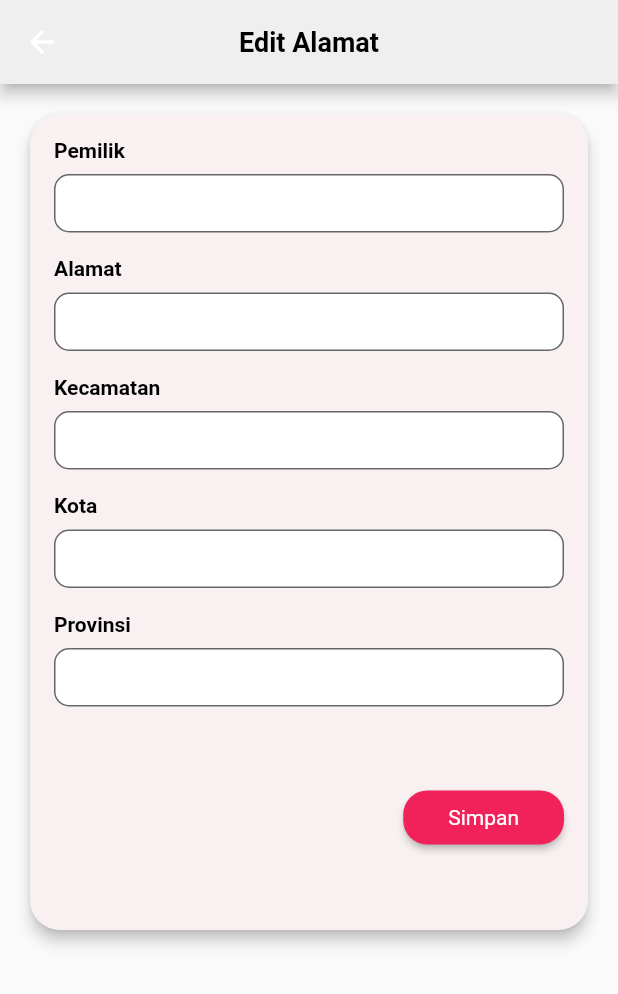
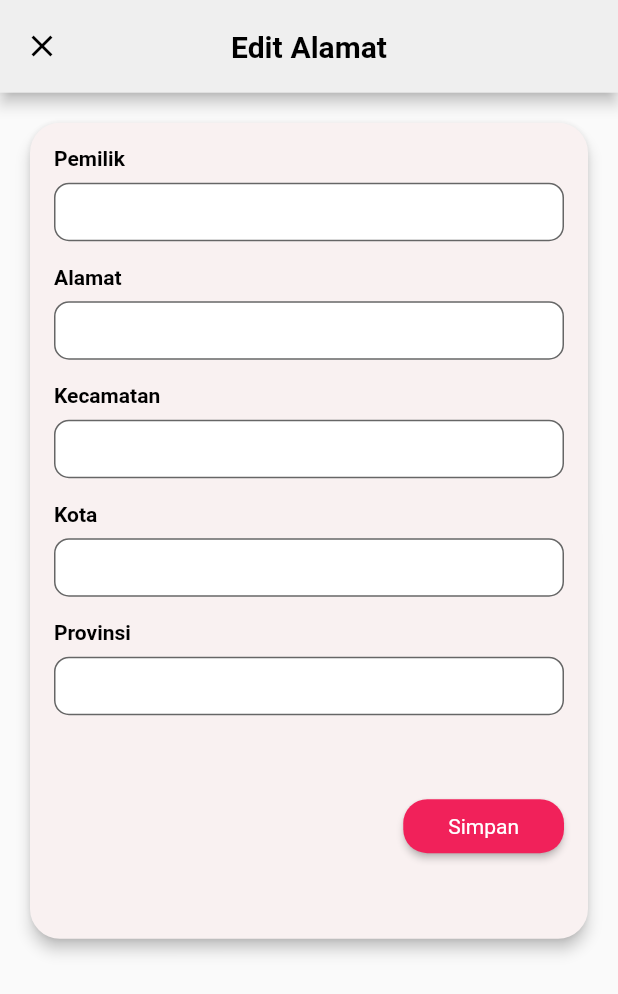
Before and after one commit to gebyginting/Sakura-App, a Flutter app: the HalamanAlamat screen opened directly, after a tap on "Ubah", on a phone screen of 412 x 824 dp. Shown: the top 994 px of the screen. Run offline on Flutter 3.47's test engine with Material 2 defaults, Android fonts, the phone set to English and light mode, and no system bars; our stand-ins replace dropdown_button2, font_awesome_flutter, get, google_fonts, image_picker, signature; missing offline and left inert: flutter_barcode_scanner.

Commit message:
tambah-tambah perbaikan

```diff
--- a/sakura_app/lib/Components/Profile&Logout.dart
+++ b/sakura_app/lib/Components/Profile&Logout.dart
@@ -373,7 +373,8 @@ class _ProfiledlogoutState extends State<Profiledlogout> {
                                                   EdgeInsets.only(right: 20),
                                               child: OutlinedButton(
                                                 onPressed: () {
-                                                  Navigator.pop(context);
+                                                  Navigator.popUntil(context,
+                                                      (route) => route.isFirst);
                                                 },
                                                 style: OutlinedButton.styleFrom(
                                                   shape: RoundedRectangleBorder(
--- a/sakura_app/lib/main.dart
+++ b/sakura_app/lib/main.dart
@@ -6,6 +6,7 @@ import 'package:sakura_app/provider/adduserkasbon.dart';
 import 'package:sakura_app/provider/myProvider.dart';
 import 'package:sakura_app/provider/user.dart';
 import 'package:sakura_app/routes/routes.dart';
+import 'package:sakura_app/widgets/bottomNavbar.dart';
 
 void main() {
   runApp(MultiProvider(
@@ -37,7 +38,7 @@ class MyApp extends StatelessWidget {
       theme: ThemeData(
         backgroundColor: Colors.white,
       ),
-      home: SplashScreen(),
+      home: MyBottomNavbar(),
     );
   }
 }
--- a/sakura_app/lib/reusableWidgets/myAppbar.dart
+++ b/sakura_app/lib/reusableWidgets/myAppbar.dart
@@ -2,8 +2,9 @@ import 'package:flutter/material.dart';
 import 'package:google_fonts/google_fonts.dart';
 
 class MyAppBar extends StatelessWidget implements PreferredSizeWidget {
-  const MyAppBar({required this.title});
+  const MyAppBar({required this.title, required this.iconback});
   final String title;
+  final bool iconback;
 
   @override
   Widget build(BuildContext context) {
@@ -12,6 +13,15 @@ class MyAppBar extends StatelessWidget implements PreferredSizeWidget {
       iconTheme: IconThemeData(
         color: Colors.black, // <-- SEE HERE
       ),
+      leading: iconback
+          ? IconButton(
+              onPressed: () {
+                Navigator.pop(context);
+              },
+              icon: Image.asset('assets/backIcon.png'),
+              iconSize: 10,
+            )
+          : null,
       title: Text(
         title,
         style: GoogleFonts.notoSansThai(
@@ -21,7 +31,7 @@ class MyAppBar extends StatelessWidget implements PreferredSizeWidget {
         ),
       ),
       centerTitle: true,
-      toolbarHeight: myHeight * 0.09,
+      toolbarHeight: myHeight * 0.8,
       backgroundColor: Color.fromRGBO(239, 239, 239, 1),
     );
   }
--- a/sakura_app/lib/routes/routes.dart
+++ b/sakura_app/lib/routes/routes.dart
@@ -1,5 +1,4 @@
 import 'package:get/get.dart';
-import 'package:sakura_app/widgets/HalamanKasbon.dart';
 import 'package:sakura_app/Components/Halaman_Kasbon.dart';
 import 'package:sakura_app/widgets/dashboard.dart';
 import '../Components/Tambah_Barang.dart';
@@ -10,6 +9,7 @@ class AppPage {
   static List<GetPage> routes = [
     GetPage(name: navbar, page: () => const MyBottomNavbar()),
     GetPage(name: home, page: () => const DashboardPage()),
+    GetPage(name: kasbon, page: () => const HalamanKasbon()),
     GetPage(name: add, page: () => const TambahBarang()),
     GetPage(name: history, page: () => const HistoryPage()),
   ];
--- a/sakura_app/lib/widgets/alamat.dart
+++ b/sakura_app/lib/widgets/alamat.dart
@@ -1,6 +1,7 @@
 import 'package:flutter/material.dart';
 import 'package:google_fonts/google_fonts.dart';
 import 'package:provider/provider.dart';
+import 'package:sakura_app/reusableWidgets/myAppbar.dart';
 import 'package:sakura_app/widgets/ubahalamat.dart';
 import '../provider/myProvider.dart';
 
@@ -23,18 +24,7 @@ class _HalamanAlamatState extends State<HalamanAlamat> {
     final alamat = alamatProvider.alamat;
 
     return Scaffold(
-      appBar: AppBar(
-        title: Text(
-          'Alamat',
-          style: TextStyle(
-            fontSize: 18,
-            fontWeight: FontWeight.bold,
-            color: Colors.black,
-          ),
-        ),
-        centerTitle: true,
-        backgroundColor: Color.fromRGBO(239, 239, 239, 1),
-      ),
+      appBar: MyAppBar(title: 'Alamat', iconback: true),
       body: Align(
         alignment: AlignmentDirectional.topCenter,
         child: Card(
@@ -106,7 +96,8 @@ class _HalamanAlamatState extends State<HalamanAlamat> {
                             Navigator.push(
                                 context,
                                 MaterialPageRoute(
-                                    builder: (context) => UbahAlamatPage()));
+                                    builder: (context) => UbahAlamatPage(),
+                                    fullscreenDialog: true));
                           },
                           child: Text(
                             'Ubah',
--- a/sakura_app/lib/widgets/detailBarang.dart
+++ b/sakura_app/lib/widgets/detailBarang.dart
@@ -23,7 +23,10 @@ class _DetailBarangScreenState extends State<DetailBarangScreen> {
     var prov = Provider.of<AllBarang>(context, listen: false);
 
     return Scaffold(
-      appBar: MyAppBar(title: 'Rincian Barang'),
+      appBar: MyAppBar(
+        title: 'Rincian Barang',
+        iconback: true,
+      ),
       body: Align(
         alignment: Alignment.topCenter,
         child: Card(
--- a/sakura_app/lib/widgets/detailKasbon.dart
+++ b/sakura_app/lib/widgets/detailKasbon.dart
@@ -23,7 +23,10 @@ class _DetailKasbonState extends State<DetailKasbon> {
     final myWidth = MediaQuery.of(context).size.width;
 
     return Scaffold(
-      appBar: MyAppBar(title: 'Detail Kasbon'),
+      appBar: MyAppBar(
+        title: 'Detail Kasbon',
+        iconback: true,
+      ),
       body: Align(
         alignment: AlignmentDirectional.topCenter,
         child: Card(
--- a/sakura_app/lib/widgets/history.dart
+++ b/sakura_app/lib/widgets/history.dart
@@ -31,7 +31,6 @@ class _HistoryPageState extends State<HistoryPage> {
     color: Color.fromRGBO(0, 0, 0, 1),
   );
 
-
   @override
   Widget build(BuildContext context) {
     final myHeight = MediaQuery.of(context).size.height;
@@ -39,7 +38,10 @@ class _HistoryPageState extends State<HistoryPage> {
     var filter = Provider.of<HistoryFilter>(context);
 
     return Scaffold(
-      appBar: MyAppBar(title: 'Riwayat'),
+      appBar: MyAppBar(
+        title: 'Riwayat',
+        iconback: false,
+      ),
       body: Center(
         child: Column(
           crossAxisAlignment: CrossAxisAlignment.start,
--- a/sakura_app/lib/widgets/ubahalamat.dart
+++ b/sakura_app/lib/widgets/ubahalamat.dart
@@ -25,19 +25,25 @@ class _UbahAlamatPageState extends State<UbahAlamatPage> {
 
   @override
   Widget build(BuildContext context) {
+    final myHeight = MediaQuery.of(context).size.height;
+
     return ChangeNotifierProvider(
       create: (_) => EditAlamat(),
       child: Scaffold(
         appBar: AppBar(
+          iconTheme: IconThemeData(
+            color: Colors.black, //
+          ),
           title: Text(
             'Edit Alamat',
-            style: TextStyle(
-              fontSize: 18,
+            style: GoogleFonts.notoSansThai(
+              fontSize: 20,
               fontWeight: FontWeight.bold,
               color: Colors.black,
             ),
           ),
           centerTitle: true,
+          toolbarHeight: myHeight * 0.075,
           backgroundColor: Color.fromRGBO(239, 239, 239, 1),
         ),
         body: Consumer<EditAlamat>(
```
Also changed, not shown: sakura_app/lib/auth/ganti_Password.dart (+7 -11 lines), sakura_app/lib/auth/lupa_Password.dart (+44 -6 lines), sakura_app/lib/widgets/HalamanKasbon.dart (deleted, +0 -167 lines), sakura_app/lib/widgets/changePwProfile.dart (+1 -46 lines), sakura_app/lib/widgets/editBarang.dart (+5 -2 lines), sakura_app/lib/widgets/verifikasi.dart (+2 -7 lines).
